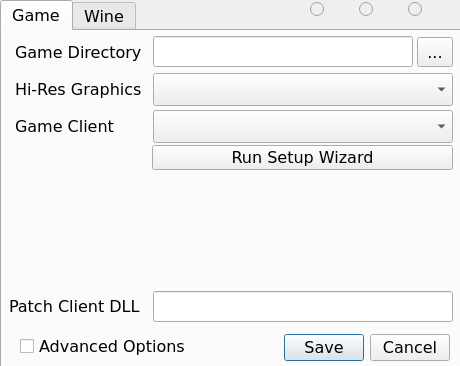
The window that OneLauncher/ui/winSettings.ui (JuneStepp/OneLauncher) describes before a commit, drawn with Qt 5.
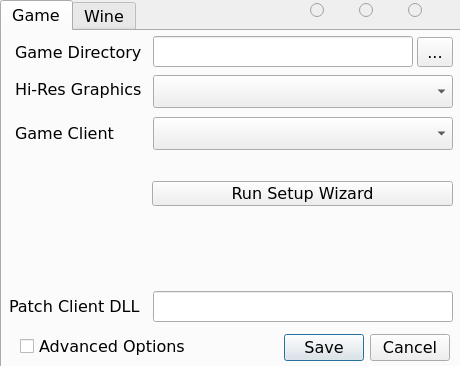
The same window after the commit.

Commit message: Improved element spacing in settings window

```diff
--- a/OneLauncher/ui/winSettings.ui
+++ b/OneLauncher/ui/winSettings.ui
@@ -64,7 +64,7 @@
      <property name="geometry">
       <rect>
        <x>151</x>
-       <y>79</y>
+       <y>86</y>
        <width>300</width>
        <height>33</height>
       </rect>
@@ -97,7 +97,7 @@
      <property name="geometry">
       <rect>
        <x>151</x>
-       <y>42</y>
+       <y>44</y>
        <width>300</width>
        <height>33</height>
       </rect>
@@ -133,7 +133,7 @@
      <property name="geometry">
       <rect>
        <x>13</x>
-       <y>84</y>
+       <y>91</y>
        <width>131</width>
        <height>23</height>
       </rect>
@@ -172,7 +172,7 @@
      <property name="geometry">
       <rect>
        <x>150</x>
-       <y>114</y>
+       <y>150</y>
        <width>301</width>
        <height>25</height>
       </rect>
@@ -298,7 +298,7 @@
      <x>310</x>
      <y>2</y>
      <width>141</width>
-     <height>16</height>
+     <height>17</height>
     </rect>
    </property>
    <layout class="QHBoxLayout" name="horizontalLayout">
```
